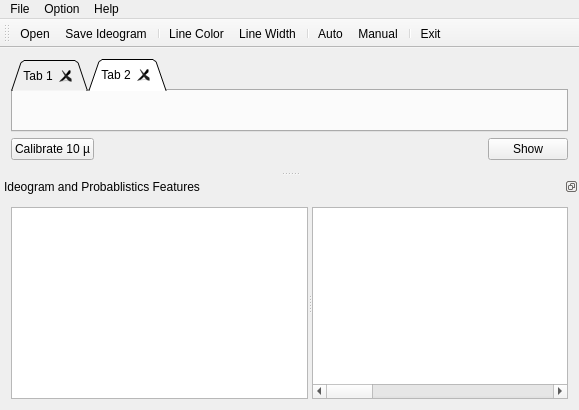
Above: mainwindow.ui from dare5421/MasterMeasure before the change. Below: the same form after it.
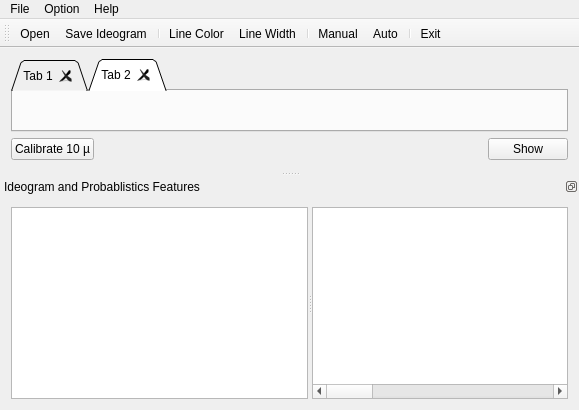
That is the form after the change. Icons and pictures are not drawn.

Diff of the .ui file:
```diff
--- a/mainwindow.ui
+++ b/mainwindow.ui
@@ -170,8 +170,8 @@
    <addaction name="actionLine_Color"/>
    <addaction name="actionLine_Width"/>
    <addaction name="separator"/>
-   <addaction name="actionAuto"/>
    <addaction name="actionManual"/>
+   <addaction name="actionAuto"/>
    <addaction name="separator"/>
    <addaction name="actionExit"/>
   </widget>
```
